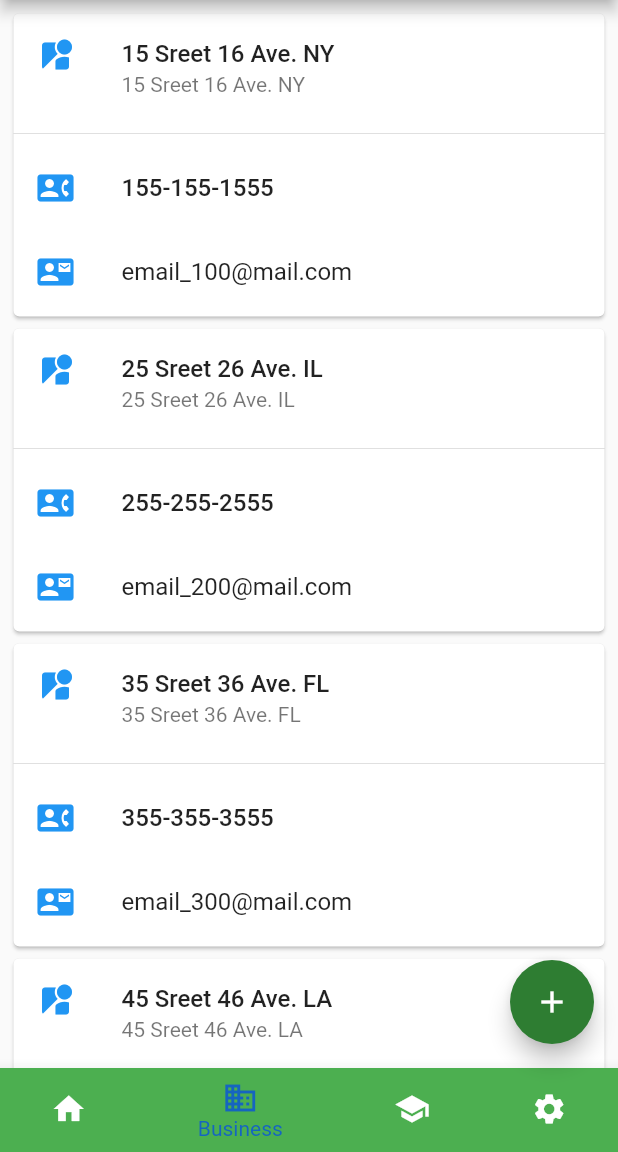
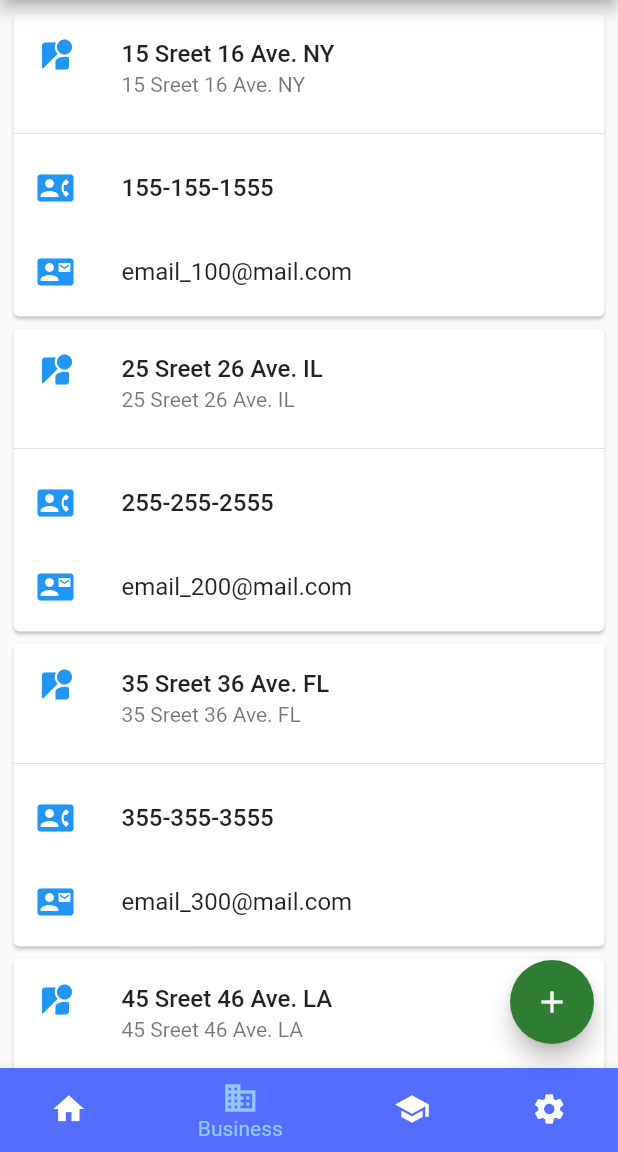
Before and after one commit to Kodake/flutter_basic_app, a Flutter app: the screen it shows after launch, item 2 of the bottom bar chosen, on a phone screen of 412 x 824 dp, the part 84-1236 px from its top. Run offline on Flutter 3.47's test engine with Material 2 defaults, Android fonts, the phone set to English and light mode, and no system bars.

```diff
--- a/lib/main.dart
+++ b/lib/main.dart
@@ -23,7 +23,13 @@ class _ShoppingListState extends State<ShoppingList> {
       drawer: _drawerSection(context),
       appBar: _appBarSection(),
       floatingActionButton: _floatingActionButtonSection(),
-      bottomNavigationBar: BottomNavigationBar(
+      bottomNavigationBar: _bottomNavigationBarSection(),
+      body: CardElements(),
+    );
+  }
+
+  BottomNavigationBar _bottomNavigationBarSection() {
+    return BottomNavigationBar(
       items: const <BottomNavigationBarItem>[
         BottomNavigationBarItem(
           icon: Icon(Icons.home),
@@ -33,7 +39,7 @@ class _ShoppingListState extends State<ShoppingList> {
         BottomNavigationBarItem(
           icon: Icon(Icons.business),
           label: 'Business',
-            backgroundColor: Colors.green,
+          backgroundColor: Colors.indigoAccent,
         ),
         BottomNavigationBarItem(
           icon: Icon(Icons.school),
@@ -47,10 +53,8 @@ class _ShoppingListState extends State<ShoppingList> {
         ),
       ],
       currentIndex: _selectedIndex,
-        selectedItemColor: Colors.blue[800],
+      selectedItemColor: Colors.blue[200],
       onTap: _onItemTapped,
-      ),
-      body: CardElements(),
     );
   }
 
```
Lines whose indentation alone changed are shown as unchanged.
